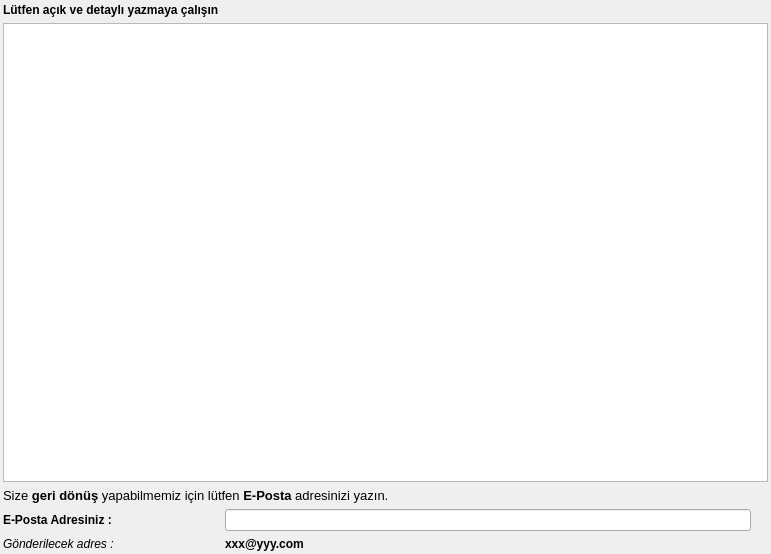
Old version of the form YONETIM/hata_istek_batch.ui in the repository adakteknoloji/FRAMEWORK.
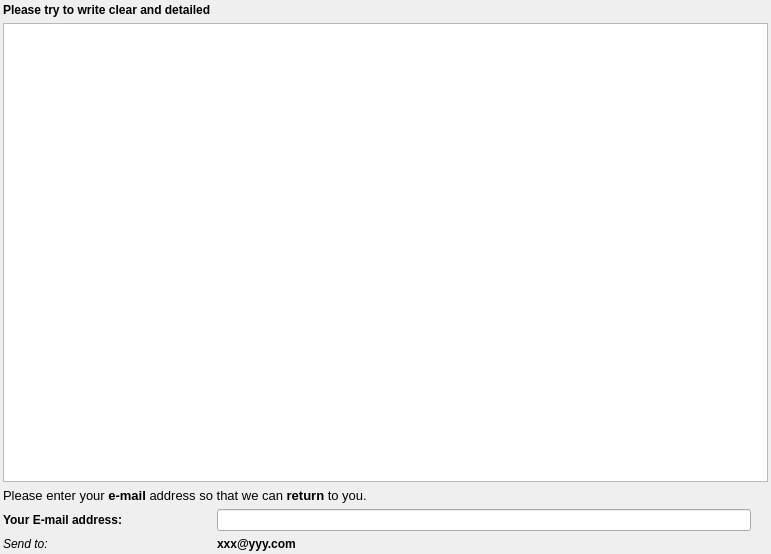
New version of the form.

Commit message: Hata İstek sayfası tamamlandı

Diff of the .ui file:
```diff
--- a/YONETIM/hata_istek_batch.ui
+++ b/YONETIM/hata_istek_batch.ui
@@ -40,7 +40,7 @@
         </font>
        </property>
        <property name="text">
-        <string>Lütfen açık ve detaylı yazmaya çalışın</string>
+        <string>Please try to write clear and detailed</string>
        </property>
       </widget>
      </item>
@@ -62,7 +62,7 @@
         </font>
        </property>
        <property name="text">
-        <string>E-Posta Adresiniz :</string>
+        <string>Your E-mail address:</string>
        </property>
       </widget>
      </item>
@@ -100,8 +100,8 @@
         <string>&lt;!DOCTYPE HTML PUBLIC &quot;-//W3C//DTD HTML 4.0//EN&quot; &quot;http://www.w3.org/TR/REC-html40/strict.dtd&quot;&gt;
 &lt;html&gt;&lt;head&gt;&lt;meta name=&quot;qrichtext&quot; content=&quot;1&quot; /&gt;&lt;style type=&quot;text/css&quot;&gt;
 p, li { white-space: pre-wrap; }
-&lt;/style&gt;&lt;/head&gt;&lt;body style=&quot; font-family:'Sans Serif'; font-size:10pt; font-weight:400; font-style:normal;&quot;&gt;
-&lt;p style=&quot; margin-top:0px; margin-bottom:0px; margin-left:0px; margin-right:0px; -qt-block-indent:0; text-indent:0px;&quot;&gt;Size &lt;span style=&quot; font-weight:600;&quot;&gt;geri dönüş&lt;/span&gt; yapabilmemiz için lütfen &lt;span style=&quot; font-weight:600;&quot;&gt;E-Posta&lt;/span&gt; adresinizi yazın.&lt;/p&gt;&lt;/body&gt;&lt;/html&gt;</string>
+&lt;/style&gt;&lt;/head&gt;&lt;body style=&quot; font-family:'Ubuntu'; font-size:11pt; font-weight:400; font-style:normal;&quot;&gt;
+&lt;p style=&quot; margin-top:0px; margin-bottom:0px; margin-left:0px; margin-right:0px; -qt-block-indent:0; text-indent:0px;&quot;&gt;&lt;span style=&quot; font-family:'Sans Serif'; font-size:10pt;&quot;&gt;Please enter your &lt;/span&gt;&lt;span style=&quot; font-family:'Sans Serif'; font-size:10pt; font-weight:600;&quot;&gt;e-mail&lt;/span&gt;&lt;span style=&quot; font-family:'Sans Serif'; font-size:10pt;&quot;&gt; address so that we can &lt;/span&gt;&lt;span style=&quot; font-family:'Sans Serif'; font-size:10pt; font-weight:600;&quot;&gt;return &lt;/span&gt;&lt;span style=&quot; font-family:'Sans Serif'; font-size:10pt;&quot;&gt;to you.&lt;/span&gt;&lt;/p&gt;&lt;/body&gt;&lt;/html&gt;</string>
        </property>
       </widget>
      </item>
@@ -121,7 +121,7 @@
         </font>
        </property>
        <property name="text">
-        <string>Gönderilecek adres :</string>
+        <string>Send to:</string>
        </property>
       </widget>
      </item>
```
Left out of the diff: 2 changed lines with no effect on the pictures. The commit also changes 1 other file.
